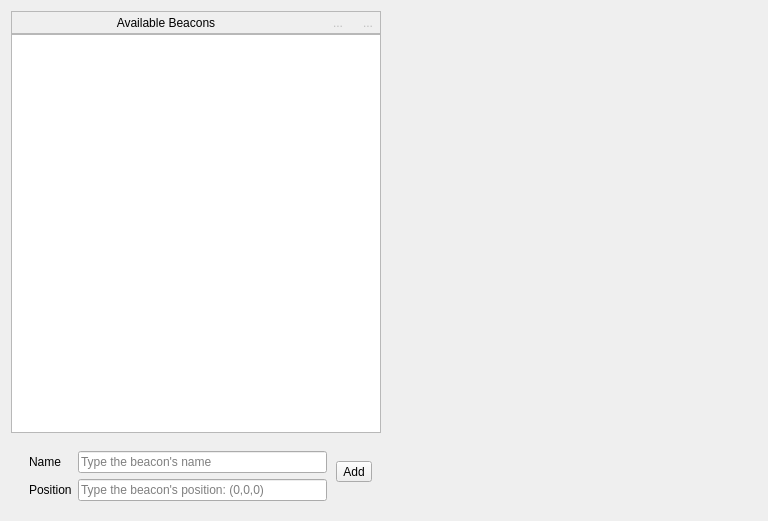
Before: the Qt Designer form src/gui/qenvironementeditor.ui in mohabouje/AcousticLPS, drawn with Qt 5.
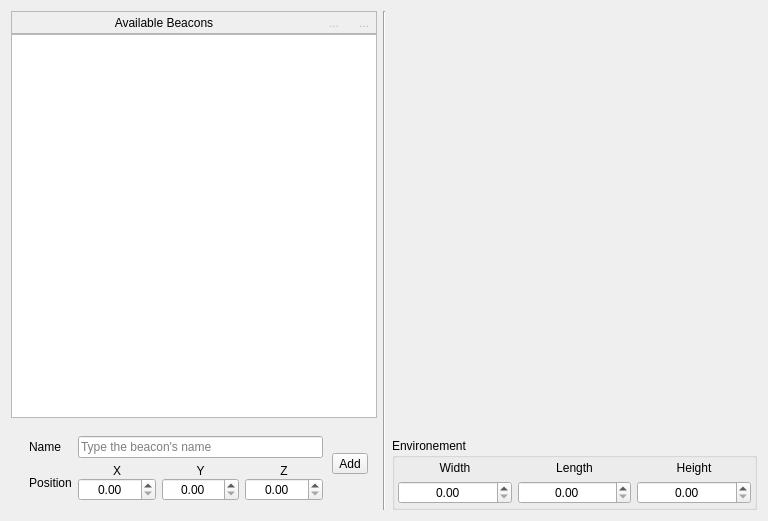
After: the same form once the commit is applied. Icons and pictures are not drawn. Custom widgets are drawn as their Qt base class.

Commit message: Continue with the environement integration

Patch:
```diff
--- a/src/gui/qenvironementeditor.ui
+++ b/src/gui/qenvironementeditor.ui
@@ -143,12 +143,8 @@
               <property name="text">
                <string>Position</string>
               </property>
-             </widget>
-            </item>
-            <item row="1" column="2">
-             <widget class="QLineEdit" name="beaconPosition">
-              <property name="placeholderText">
-               <string>Type the beacon's position: (0,0,0)</string>
+              <property name="alignment">
+               <set>Qt::AlignCenter</set>
               </property>
              </widget>
             </item>
@@ -159,6 +155,78 @@
               </property>
              </widget>
             </item>
+            <item row="1" column="2">
+             <widget class="QWidget" name="pointContainer" native="true">
+              <layout class="QGridLayout" name="gridLayout_2">
+               <property name="leftMargin">
+                <number>0</number>
+               </property>
+               <property name="topMargin">
+                <number>0</number>
+               </property>
+               <property name="rightMargin">
+                <number>0</number>
+               </property>
+               <property name="bottomMargin">
+                <number>0</number>
+               </property>
+               <property name="verticalSpacing">
+                <number>0</number>
+               </property>
+               <item row="1" column="0">
+                <widget class="QDoubleSpinBox" name="xValue">
+                 <property name="alignment">
+                  <set>Qt::AlignCenter</set>
+                 </property>
+                </widget>
+               </item>
+               <item row="1" column="1">
+                <widget class="QDoubleSpinBox" name="yValue">
+                 <property name="alignment">
+                  <set>Qt::AlignCenter</set>
+                 </property>
+                </widget>
+               </item>
+               <item row="1" column="2">
+                <widget class="QDoubleSpinBox" name="zValue">
+                 <property name="alignment">
+                  <set>Qt::AlignCenter</set>
+                 </property>
+                </widget>
+               </item>
+               <item row="0" column="0">
+                <widget class="QLabel" name="label_2">
+                 <property name="text">
+                  <string>X</string>
+                 </property>
+                 <property name="alignment">
+                  <set>Qt::AlignCenter</set>
+                 </property>
+                </widget>
+               </item>
+               <item row="0" column="1">
+                <widget class="QLabel" name="label_3">
+                 <property name="text">
+                  <string>Y</string>
+                 </property>
+                 <property name="alignment">
+                  <set>Qt::AlignCenter</set>
+                 </property>
+                </widget>
+               </item>
+               <item row="0" column="2">
+                <widget class="QLabel" name="label_4">
+                 <property name="text">
+                  <string>Z</string>
+                 </property>
+                 <property name="alignment">
+                  <set>Qt::AlignCenter</set>
+                 </property>
+                </widget>
+               </item>
+              </layout>
+             </widget>
+            </item>
            </layout>
           </widget>
          </item>
@@ -218,6 +286,13 @@
      </layout>
     </widget>
    </item>
+   <item>
+    <widget class="Line" name="line">
+     <property name="orientation">
+      <enum>Qt::Vertical</enum>
+     </property>
+    </widget>
+   </item>
    <item>
     <widget class="QWidget" name="rightPanel" native="true">
      <property name="sizePolicy">
@@ -226,10 +301,113 @@
        <verstretch>0</verstretch>
       </sizepolicy>
      </property>
+     <layout class="QVBoxLayout" name="verticalLayout">
+      <property name="leftMargin">
+       <number>0</number>
+      </property>
+      <property name="topMargin">
+       <number>0</number>
+      </property>
+      <property name="rightMargin">
+       <number>0</number>
+      </property>
+      <property name="bottomMargin">
+       <number>0</number>
+      </property>
+      <item>
+       <widget class="QwtPlot" name="environementPlot" native="true"/>
+      </item>
+      <item>
+       <widget class="QGroupBox" name="groupBox">
+        <property name="sizePolicy">
+         <sizepolicy hsizetype="Preferred" vsizetype="Fixed">
+          <horstretch>0</horstretch>
+          <verstretch>0</verstretch>
+         </sizepolicy>
+        </property>
+        <property name="title">
+         <string>Environement</string>
+        </property>
+        <layout class="QGridLayout" name="gridLayout_3">
+         <property name="leftMargin">
+          <number>3</number>
+         </property>
+         <property name="topMargin">
+          <number>3</number>
+         </property>
+         <property name="rightMargin">
+          <number>3</number>
+         </property>
+         <property name="bottomMargin">
+          <number>3</number>
+         </property>
+         <item row="0" column="0">
+          <widget class="QLabel" name="label_6">
+           <property name="text">
+            <string>Width</string>
+           </property>
+           <property name="alignment">
+            <set>Qt::AlignCenter</set>
+           </property>
+          </widget>
+         </item>
+         <item row="0" column="1">
+          <widget class="QLabel" name="label_5">
+           <property name="text">
+            <string>Length</string>
+           </property>
+           <property name="alignment">
+            <set>Qt::AlignCenter</set>
+           </property>
+          </widget>
+         </item>
+         <item row="0" column="2">
+          <widget class="QLabel" name="label_7">
+           <property name="text">
+            <string>Height</string>
+           </property>
+           <property name="alignment">
+            <set>Qt::AlignCenter</set>
+           </property>
+          </widget>
+         </item>
+         <item row="1" column="0">
+          <widget class="QDoubleSpinBox" name="widthValue">
+           <property name="alignment">
+            <set>Qt::AlignCenter</set>
+           </property>
+          </widget>
+         </item>
+         <item row="1" column="1">
+          <widget class="QDoubleSpinBox" name="lengthValue">
+           <property name="alignment">
+            <set>Qt::AlignCenter</set>
+           </property>
+          </widget>
+         </item>
+         <item row="1" column="2">
+          <widget class="QDoubleSpinBox" name="heightValue">
+           <property name="alignment">
+            <set>Qt::AlignCenter</set>
+           </property>
+          </widget>
+         </item>
+        </layout>
+       </widget>
+      </item>
+     </layout>
     </widget>
    </item>
   </layout>
  </widget>
+ <customwidgets>
+  <customwidget>
+   <class>QwtPlot</class>
+   <extends>QWidget</extends>
+   <header>qwt_plot.h</header>
+   <container>1</container>
+  </customwidget>
+ </customwidgets>
  <resources>
   <include location="../images.qrc"/>
  </resources>
```
The commit also changes 3 other files.
